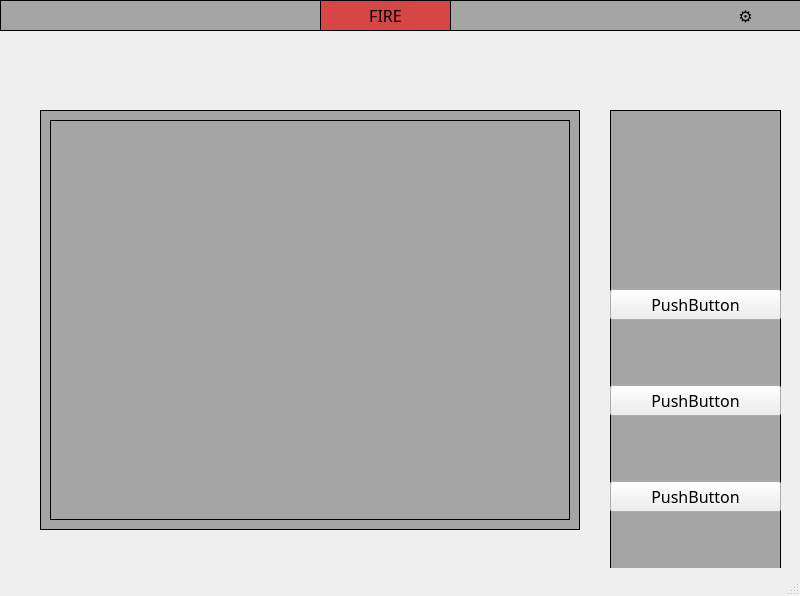
Qt form pythonProject/Fire.ui (YJU-NW2-Capstone/fire-alarm) before a commit.
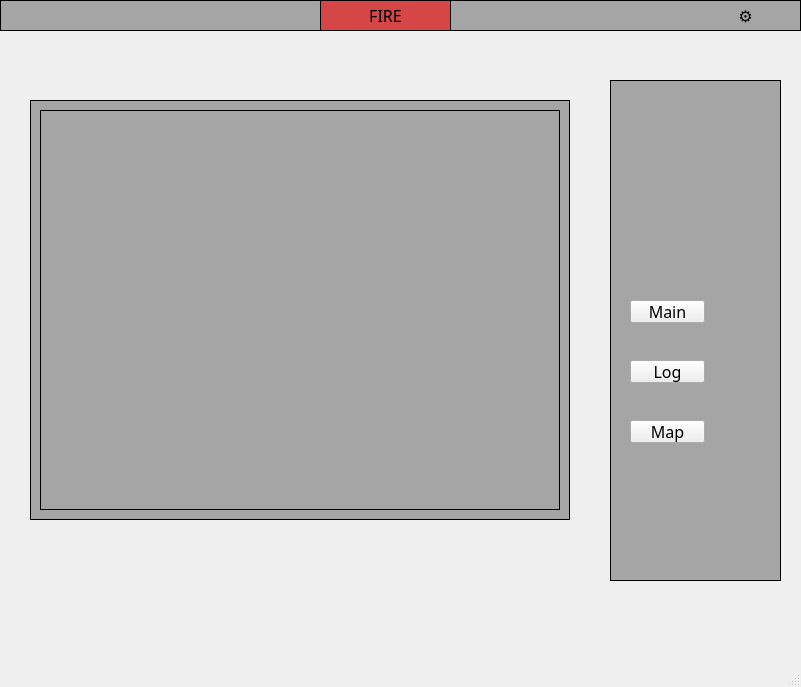
The same form after that commit. The open tabs and pages were chosen to show the change. Icons and pictures are not drawn.

Patch:
```diff
--- a/pythonProject/Fire.ui
+++ b/pythonProject/Fire.ui
@@ -6,8 +6,8 @@
    <rect>
     <x>0</x>
     <y>0</y>
-    <width>800</width>
-    <height>596</height>
+    <width>801</width>
+    <height>687</height>
    </rect>
   </property>
   <property name="font">
@@ -31,6 +31,10 @@
   <property name="windowTitle">
    <string>영진 화재경보 시스템</string>
   </property>
+  <property name="windowIcon">
+   <iconset>
+    <normaloff>resource/다운로드.png</normaloff>resource/다운로드.png</iconset>
+  </property>
   <property name="layoutDirection">
    <enum>Qt::LeftToRight</enum>
   </property>
@@ -41,69 +45,6 @@
    <enum>Qt::ToolButtonIconOnly</enum>
   </property>
   <widget class="QWidget" name="centralwidget">
-   <widget class="QLabel" name="main_img">
-    <property name="geometry">
-     <rect>
-      <x>50</x>
-      <y>120</y>
-      <width>520</width>
-      <height>400</height>
-     </rect>
-    </property>
-    <property name="styleSheet">
-     <string notr="true">background-image: url(:/newPrefix/main.jpg);
-image: url(:/newPrefix/main.jpg);
-border-top: 1px solid black;
-border-right: 1px solid black;
-border-bottom: 1px solid black;
-border-left: 1px solid </string>
-    </property>
-    <property name="text">
-     <string/>
-    </property>
-    <property name="textFormat">
-     <enum>Qt::AutoText</enum>
-    </property>
-    <property name="pixmap">
-     <pixmap resource="resource/main.qrc">:/newPrefix/main.jpg</pixmap>
-    </property>
-    <property name="scaledContents">
-     <bool>true</bool>
-    </property>
-   </widget>
-   <widget class="QWidget" name="verticalLayoutWidget">
-    <property name="geometry">
-     <rect>
-      <x>610</x>
-      <y>230</y>
-      <width>171</width>
-      <height>341</height>
-     </rect>
-    </property>
-    <layout class="QVBoxLayout" name="verticalLayout">
-     <item>
-      <widget class="QPushButton" name="pushButton_2">
-       <property name="text">
-        <string>PushButton</string>
-       </property>
-      </widget>
-     </item>
-     <item>
-      <widget class="QPushButton" name="pushButton_3">
-       <property name="text">
-        <string>PushButton</string>
-       </property>
-      </widget>
-     </item>
-     <item>
-      <widget class="QPushButton" name="pushButton">
-       <property name="text">
-        <string>PushButton</string>
-       </property>
-      </widget>
-     </item>
-    </layout>
-   </widget>
    <widget class="QLabel" name="label">
     <property name="geometry">
      <rect>
@@ -147,33 +88,13 @@
      <string/>
     </property>
    </widget>
-   <widget class="QLabel" name="label_3">
-    <property name="geometry">
-     <rect>
-      <x>40</x>
-      <y>110</y>
-      <width>540</width>
-      <height>420</height>
-     </rect>
-    </property>
-    <property name="styleSheet">
-     <string notr="true">background-color: rgb(165, 165, 165);
-border-top: 1px solid black;
-border-right: 1px solid black;
-border-bottom: 1px solid black;
-border-left: 1px solid </string>
-    </property>
-    <property name="text">
-     <string/>
-    </property>
-   </widget>
    <widget class="QLabel" name="label_4">
     <property name="geometry">
      <rect>
       <x>610</x>
-      <y>110</y>
+      <y>80</y>
       <width>171</width>
-      <height>471</height>
+      <height>501</height>
      </rect>
     </property>
     <property name="styleSheet">
@@ -206,13 +127,165 @@
      <bool>true</bool>
     </property>
    </widget>
+   <widget class="QPushButton" name="pushButton">
+    <property name="geometry">
+     <rect>
+      <x>630</x>
+      <y>300</y>
+      <width>75</width>
+      <height>23</height>
+     </rect>
+    </property>
+    <property name="text">
+     <string>Main</string>
+    </property>
+   </widget>
+   <widget class="QPushButton" name="pushButton_2">
+    <property name="geometry">
+     <rect>
+      <x>630</x>
+      <y>360</y>
+      <width>75</width>
+      <height>23</height>
+     </rect>
+    </property>
+    <property name="text">
+     <string>Log</string>
+    </property>
+   </widget>
+   <widget class="QPushButton" name="pushButton_3">
+    <property name="geometry">
+     <rect>
+      <x>630</x>
+      <y>420</y>
+      <width>75</width>
+      <height>23</height>
+     </rect>
+    </property>
+    <property name="text">
+     <string>Map</string>
+    </property>
+   </widget>
+   <widget class="QStackedWidget" name="stackedWidget">
+    <property name="geometry">
+     <rect>
+      <x>10</x>
+      <y>80</y>
+      <width>771</width>
+      <height>541</height>
+     </rect>
+    </property>
+    <property name="currentIndex">
+     <number>2</number>
+    </property>
+    <widget class="QWidget" name="page1">
+     <widget class="QLabel" name="label_5">
+      <property name="geometry">
+       <rect>
+        <x>20</x>
+        <y>20</y>
+        <width>540</width>
+        <height>420</height>
+       </rect>
+      </property>
+      <property name="styleSheet">
+       <string notr="true">background-color: rgb(165, 165, 165);
+border-top: 1px solid black;
+border-right: 1px solid black;
+border-bottom: 1px solid black;
+border-left: 1px solid </string>
+      </property>
+      <property name="text">
+       <string/>
+      </property>
+     </widget>
+     <widget class="QLabel" name="main_img_2">
+      <property name="geometry">
+       <rect>
+        <x>30</x>
+        <y>30</y>
+        <width>520</width>
+        <height>400</height>
+       </rect>
+      </property>
+      <property name="styleSheet">
+       <string notr="true">background-image: url(:/newPrefix/main.jpg);
+image: url(:/newPrefix/main.jpg);
+border-top: 1px solid black;
+border-right: 1px solid black;
+border-bottom: 1px solid black;
+border-left: 1px solid </string>
+      </property>
+      <property name="text">
+       <string/>
+      </property>
+      <property name="textFormat">
+       <enum>Qt::AutoText</enum>
+      </property>
+      <property name="pixmap">
+       <pixmap resource="resource/main.qrc">:/newPrefix/main.jpg</pixmap>
+      </property>
+      <property name="scaledContents">
+       <bool>true</bool>
+      </property>
+     </widget>
+    </widget>
+    <widget class="QWidget" name="page2">
+     <widget class="QLabel" name="label_3">
+      <property name="geometry">
+       <rect>
+        <x>20</x>
+        <y>20</y>
+        <width>540</width>
+        <height>501</height>
+       </rect>
+      </property>
+      <property name="styleSheet">
+       <string notr="true">background-color: rgb(58, 58, 58);</string>
+      </property>
+      <property name="text">
+       <string/>
+      </property>
+     </widget>
+    </widget>
+    <widget class="QWidget" name="page3">
+     <widget class="QLabel" name="label_6">
+      <property name="geometry">
+       <rect>
+        <x>10</x>
+        <y>20</y>
+        <width>571</width>
+        <height>481</height>
+       </rect>
+      </property>
+      <property name="styleSheet">
+       <string notr="true">background-image: url(:/newPrefix/.jpg);
+image: url(:/newPrefix/.jpg);
+border-top: 1px solid black;
+border-right: 1px solid black;
+border-bottom: 1px solid black;
+border-left: 1px solid </string>
+      </property>
+      <property name="text">
+       <string/>
+      </property>
+      <property name="pixmap">
+       <pixmap>resource/.jpg</pixmap>
+      </property>
+      <property name="scaledContents">
+       <bool>true</bool>
+      </property>
+     </widget>
+    </widget>
+   </widget>
+   <zorder>stackedWidget</zorder>
    <zorder>label_4</zorder>
-   <zorder>label_3</zorder>
-   <zorder>main_img</zorder>
-   <zorder>verticalLayoutWidget</zorder>
    <zorder>label_2</zorder>
    <zorder>label</zorder>
    <zorder>toolButton</zorder>
+   <zorder>pushButton</zorder>
+   <zorder>pushButton_2</zorder>
+   <zorder>pushButton_3</zorder>
   </widget>
   <widget class="QStatusBar" name="statusbar"/>
   <action name="action">
```
